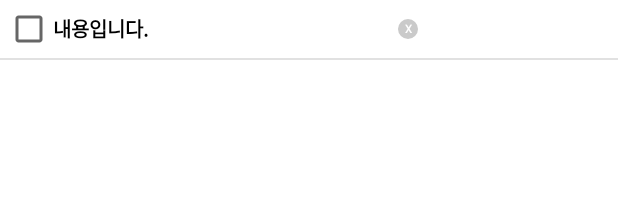
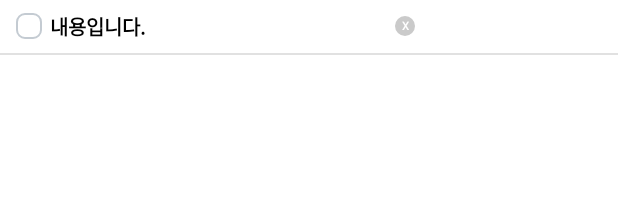
Before and after one commit to minjung03/SWchallenge_ToDa, an Android app: the layout todolist_custom.xml on its own in the app's theme, with its tools: preview values and no code run, on a phone screen of 412 x 824 dp. Shown: the top 203 px of the screen. Run offline under Robolectric (Android 15) with nearby library versions, the phone set to English and light mode, and no system bars.

Commit message:
(민정) 11/25 수정

```diff
--- a/app/build.gradle
+++ b/app/build.gradle
@@ -7,7 +7,7 @@ android {
         applicationId "com.cookandroid.to_da_project"
         minSdkVersion 19
         targetSdkVersion 30
-        versionCode 5
+        versionCode 6
         versionName "1.0"
         testInstrumentationRunner "androidx.test.runner.AndroidJUnitRunner"
     }
--- a/app/src/main/AndroidManifest.xml
+++ b/app/src/main/AndroidManifest.xml
@@ -6,7 +6,7 @@
         android:allowBackup="true"
         android:icon="@mipmap/today_diary_logo3"
         android:label="@string/app_name"
-        android:roundIcon="@mipmap/today_diary_logo_round"
+        android:roundIcon="@mipmap/today_diary_logo3_round"
         android:supportsRtl="true"
         android:theme="@style/AppTheme">
         <activity android:name=".MainActivity">
--- a/app/src/main/java/com/cookandroid/to_da_project/Calendar_OndDayDecorator.java
+++ b/app/src/main/java/com/cookandroid/to_da_project/Calendar_OndDayDecorator.java
@@ -2,10 +2,14 @@ package com.cookandroid.to_da_project;
 
 import android.graphics.Color;
 import android.graphics.Typeface;
+import android.graphics.drawable.Drawable;
+import android.text.style.BackgroundColorSpan;
 import android.text.style.ForegroundColorSpan;
 import android.text.style.RelativeSizeSpan;
 import android.text.style.StyleSpan;
+import android.widget.Toast;
 
+import com.google.android.datatransport.runtime.backends.BackendResponse;
 import com.prolificinteractive.materialcalendarview.CalendarDay;
 import com.prolificinteractive.materialcalendarview.DayViewDecorator;
 import com.prolificinteractive.materialcalendarview.DayViewFacade;
@@ -15,6 +19,7 @@ import java.util.Date;
 public class Calendar_OndDayDecorator implements DayViewDecorator {
 
     private CalendarDay date;
+    private Drawable drawable;
 
     public Calendar_OndDayDecorator() {
         date = CalendarDay.today();
--- a/app/src/main/res/drawable-v24/edittext_style.xml
+++ b/app/src/main/res/drawable-v24/edittext_style.xml
@@ -1,7 +1,7 @@
 <?xml version="1.0" encoding="UTF-8"?>
 <shape xmlns:android="http://schemas.android.com/apk/res/android">
     <solid
-        android:color="#E7E6E6" />
+        android:color="#EBEBEB" />
     <padding
         android:left="45px"
         android:top="45px"
--- /dev/null
+++ b/app/src/main/res/drawable/checkbox_custom.xml
@@ -0,0 +1,23 @@
+<?xml version="1.0" encoding="utf-8"?>
+<selector xmlns:android="http://schemas.android.com/apk/res/android">
+
+    <item android:state_checked="false">
+        <shape>
+            <stroke android:color="#c4cbd2" android:width="1dp"/>
+            <corners android:radius="5dp"/>
+            <solid android:color="#fff"/>
+        </shape>
+    </item>
+
+    <item android:state_checked="true">
+        <layer-list>
+            <item>
+                <shape>
+                    <corners android:radius="5dp"/>
+                    <solid android:color="#A0C7F7"/>
+                </shape>
+            </item>
+            <item android:drawable="@drawable/check_icon"/>
+        </layer-list>
+    </item>
+</selector>
--- a/app/src/main/res/layout/today_question.xml
+++ b/app/src/main/res/layout/today_question.xml
@@ -28,11 +28,13 @@
                 android:textStyle="bold"
                 android:text="..."
                 android:textSize="18sp" />
+
             <TextView
                 android:layout_width="wrap_content"
                 android:layout_height="wrap_content"
                 android:text=" 님의 하루를 적어주세요"
                 android:textSize="18sp" />
+
         </LinearLayout>
         <View
             android:layout_width="250dp"
--- a/app/src/main/res/layout/todolist_custom.xml
+++ b/app/src/main/res/layout/todolist_custom.xml
@@ -1,10 +1,10 @@
 <?xml version="1.0" encoding="utf-8"?>
 <LinearLayout xmlns:android="http://schemas.android.com/apk/res/android"
     android:orientation="vertical" android:layout_width="match_parent"
-    android:layout_height="match_parent"  android:background="#ffffff">
+    android:layout_height="match_parent"  android:background="#ffffff" >
 
     <LinearLayout
-        android:padding="3dp"
+        android:padding="7dp"
         android:id="@+id/item_layout"
         android:layout_width="290dp"
         android:layout_height="wrap_content"
@@ -28,8 +28,13 @@
         -->
 
         <CheckBox
-            android:layout_width="wrap_content"
-            android:layout_height="wrap_content"
+            android:layout_marginLeft="3dp"
+            android:layout_marginRight="5dp"
+            android:layout_gravity="center"
+            android:button="@android:color/transparent"
+            android:background="@drawable/checkbox_custom"
+            android:layout_width="17dp"
+            android:layout_height="17dp"
             android:id="@+id/list_chk"/>
 
         <TextView
```
Also changed, not shown: app/src/main/java/com/cookandroid/to_da_project/MainMenu.java (+0 -10 lines), app/src/main/java/com/cookandroid/to_da_project/TodoList.java (+15 -4 lines), app/src/main/res/drawable/check_icon.png (added).
